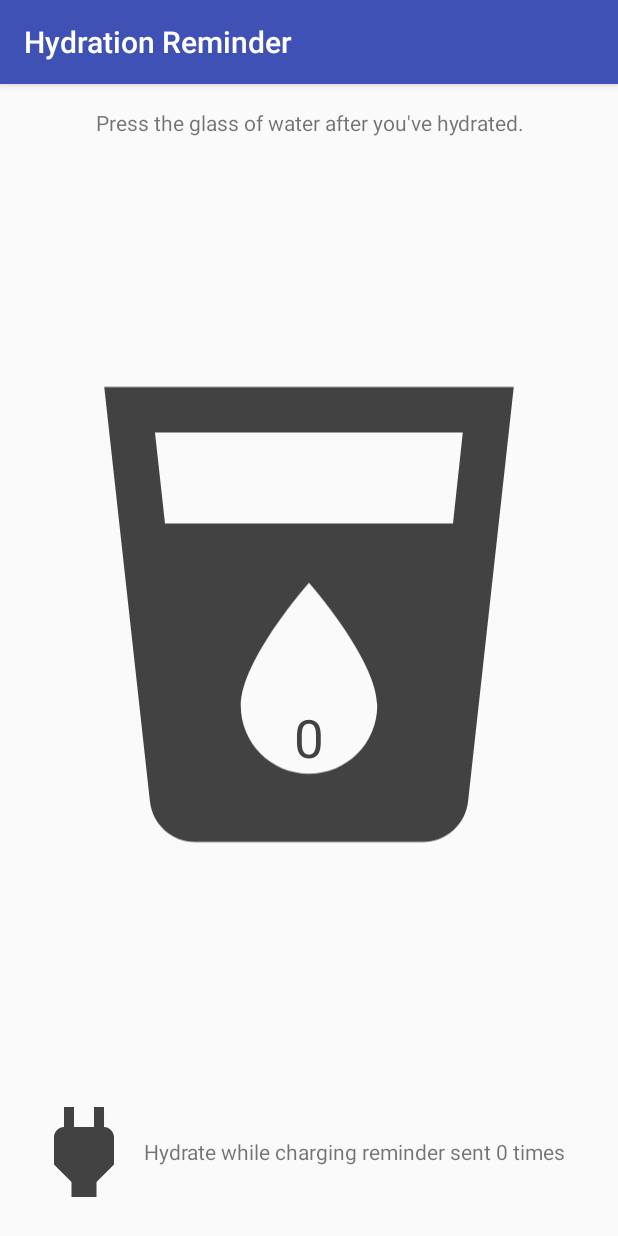
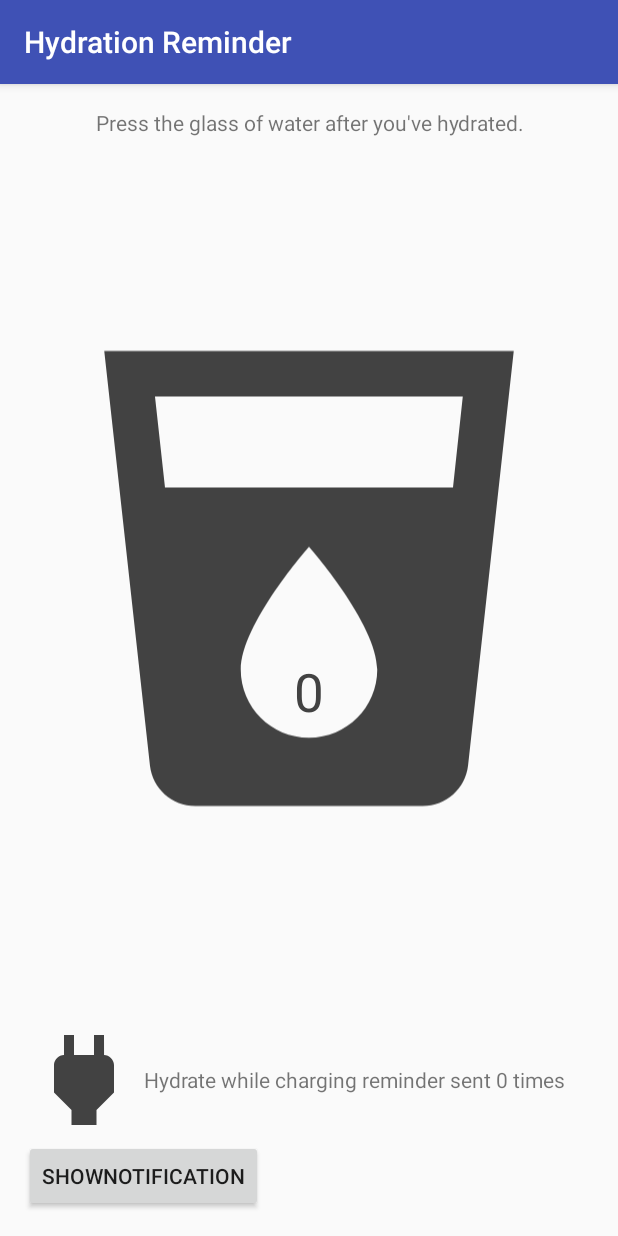
Before and after one commit to ShehryarAhmed/notification, an Android app: the screen it shows after launch (MainActivity), on a phone screen of 412 x 824 dp. Run offline under Robolectric (Android 15) with nearby library versions, the phone set to English and light mode, and no system bars.

Commit message:
working on clear all notification

```diff
--- a/app/src/main/java/com/example/android/background/sync/ReminderTasks.java
+++ b/app/src/main/java/com/example/android/background/sync/ReminderTasks.java
@@ -8,6 +8,7 @@ import android.content.Intent;
 import android.preference.Preference;
 import android.widget.Toast;
 
+import com.example.android.background.utilities.NotificationUtils;
 import com.example.android.background.utilities.PreferenceUtilities;
 
 public class ReminderTasks {
@@ -15,6 +16,9 @@ public class ReminderTasks {
 // TODO (2) Create a public static constant String called ACTION_INCREMENT_WATER_COUNT
 
     public static final String ACTION_INCREMENT_WATER_COUNT = "increment-water-count";
+
+    public static final String ACTION_DISMISS_NOTIFICATION = "dismiss-notification";
+
 
     public static void executeTask(Context context, String action) {
         if(ACTION_INCREMENT_WATER_COUNT.equals(action)){
@@ -26,6 +30,8 @@ public class ReminderTasks {
 
     public static void incrementWaterCount(Context context) {
         PreferenceUtilities.incrementWaterCount(context);
+
+        NotificationUtils.clearAllNotifications(context);
 
     }
 
--- a/app/src/main/res/layout/activity_main.xml
+++ b/app/src/main/res/layout/activity_main.xml
@@ -85,4 +85,11 @@
             android:text="@string/default_charge_notification_count" />
 
     </RelativeLayout>
+    <Button
+
+        android:layout_width="wrap_content"
+        android:layout_height="wrap_content"
+        android:text="ShowNotification"
+        android:onClick="testNotification"
+        />
 </LinearLayout>
```
Also changed, not shown: app/src/main/java/com/example/android/background/utilities/NotificationUtils.java (+13 -3 lines).
